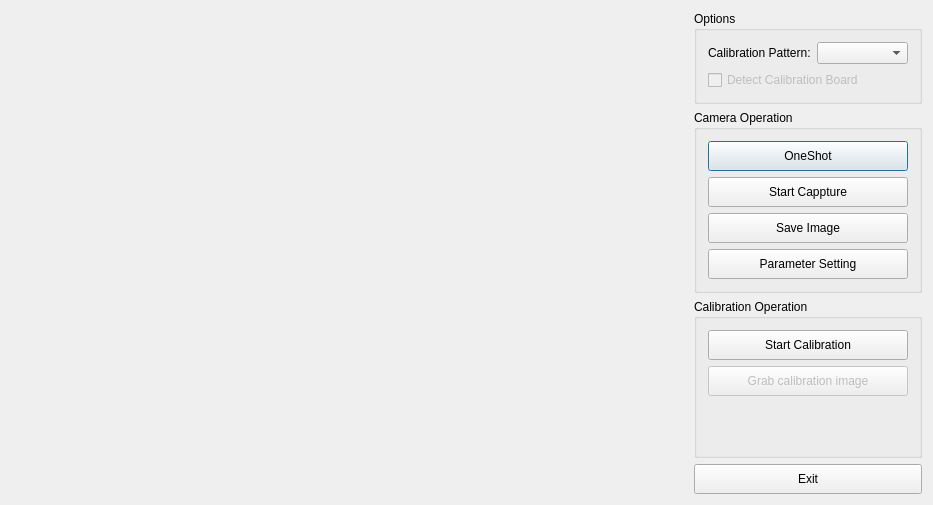
Old version of the form CalibrationApplication/SingleCameraCalibrationDialog.ui in the repository ArthurRyan0803/CameraApplication.
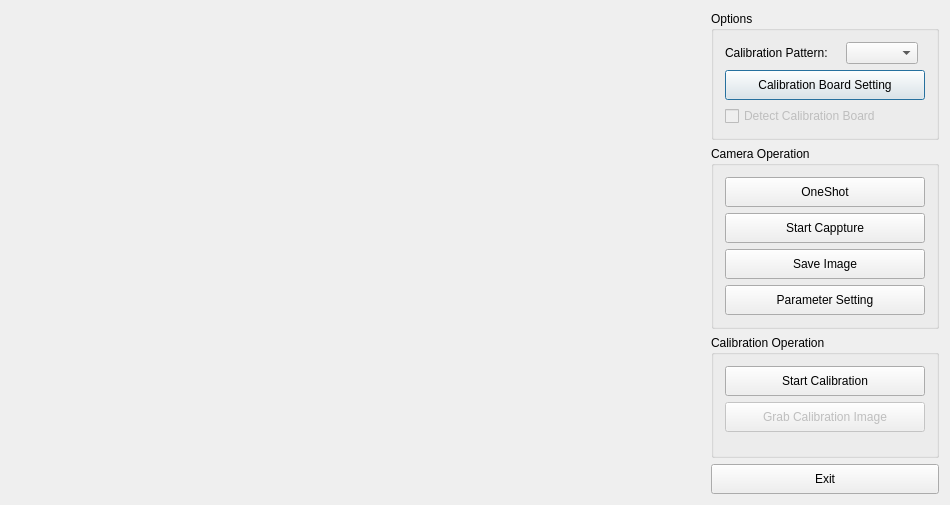
New version of the form.

Commit message: add board pattern setting dialog & circle detect func

What changed in the file:
```diff
--- a/CalibrationApplication/SingleCameraCalibrationDialog.ui
+++ b/CalibrationApplication/SingleCameraCalibrationDialog.ui
@@ -6,7 +6,7 @@
    <rect>
     <x>0</x>
     <y>0</y>
-    <width>933</width>
+    <width>950</width>
     <height>505</height>
    </rect>
   </property>
@@ -41,7 +41,7 @@
      <item>
       <widget class="QGroupBox" name="gbOptions">
        <property name="sizePolicy">
-        <sizepolicy hsizetype="Minimum" vsizetype="Minimum">
+        <sizepolicy hsizetype="Maximum" vsizetype="Maximum">
          <horstretch>0</horstretch>
          <verstretch>0</verstretch>
         </sizepolicy>
@@ -50,24 +50,20 @@
         <string>Options</string>
        </property>
        <layout class="QGridLayout" name="gridLayout_2">
-        <item row="2" column="1">
-         <widget class="QComboBox" name="cmbCalibPattern">
-          <property name="sizePolicy">
-           <sizepolicy hsizetype="Minimum" vsizetype="Fixed">
-            <horstretch>0</horstretch>
-            <verstretch>0</verstretch>
-           </sizepolicy>
-          </property>
-         </widget>
-        </item>
         <item row="2" column="0">
          <widget class="QLabel" name="label">
+          <property name="sizePolicy">
+           <sizepolicy hsizetype="Maximum" vsizetype="Preferred">
+            <horstretch>0</horstretch>
+            <verstretch>0</verstretch>
+           </sizepolicy>
+          </property>
           <property name="text">
            <string>Calibration Pattern:</string>
           </property>
          </widget>
         </item>
-        <item row="3" column="0" colspan="2">
+        <item row="5" column="0" colspan="2">
          <widget class="QCheckBox" name="ckbDetectCalibBoard">
           <property name="enabled">
            <bool>false</bool>
@@ -83,13 +79,48 @@
           </property>
          </widget>
         </item>
+        <item row="2" column="1">
+         <widget class="QComboBox" name="cmbCalibPattern">
+          <property name="sizePolicy">
+           <sizepolicy hsizetype="Maximum" vsizetype="Fixed">
+            <horstretch>0</horstretch>
+            <verstretch>0</verstretch>
+           </sizepolicy>
+          </property>
+         </widget>
+        </item>
+        <item row="4" column="0" colspan="2">
+         <widget class="QPushButton" name="btnCalibBoardSetting">
+          <property name="sizePolicy">
+           <sizepolicy hsizetype="Fixed" vsizetype="Fixed">
+            <horstretch>0</horstretch>
+            <verstretch>0</verstretch>
+           </sizepolicy>
+          </property>
+          <property name="minimumSize">
+           <size>
+            <width>200</width>
+            <height>30</height>
+           </size>
+          </property>
+          <property name="maximumSize">
+           <size>
+            <width>16777215</width>
+            <height>30</height>
+           </size>
+          </property>
+          <property name="text">
+           <string>Calibration Board Setting</string>
+          </property>
+         </widget>
+        </item>
        </layout>
       </widget>
      </item>
      <item>
       <widget class="QGroupBox" name="gbCamOperations">
        <property name="sizePolicy">
-        <sizepolicy hsizetype="Fixed" vsizetype="Preferred">
+        <sizepolicy hsizetype="Maximum" vsizetype="Maximum">
          <horstretch>0</horstretch>
          <verstretch>0</verstretch>
         </sizepolicy>
@@ -203,6 +234,12 @@
      </item>
      <item>
       <widget class="QGroupBox" name="gbCalibOperations">
+       <property name="sizePolicy">
+        <sizepolicy hsizetype="Maximum" vsizetype="Preferred">
+         <horstretch>0</horstretch>
+         <verstretch>0</verstretch>
+        </sizepolicy>
+       </property>
        <property name="title">
         <string>Calibration Operation</string>
        </property>
@@ -256,7 +293,7 @@
            </size>
           </property>
           <property name="text">
-           <string>Grab calibration image</string>
+           <string>Grab Calibration Image</string>
           </property>
          </widget>
         </item>
```
The commit also changes 13 other files.
